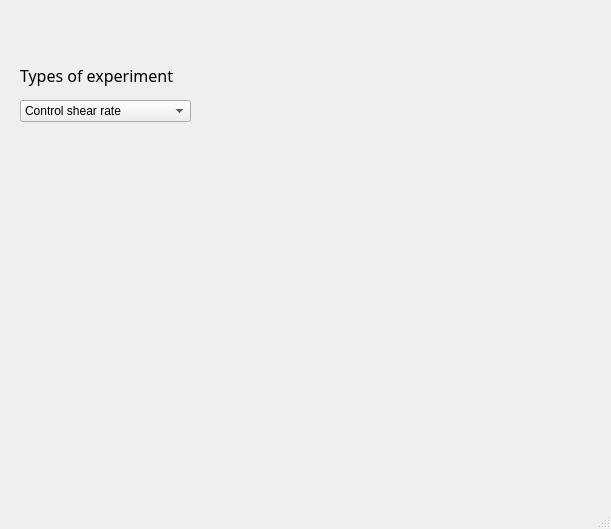
First picture: the form in GUI_SRC_CODE/src/main_window_test.ui, repository thepiperatthegates/MIR_SRC_CODE, before the edit.
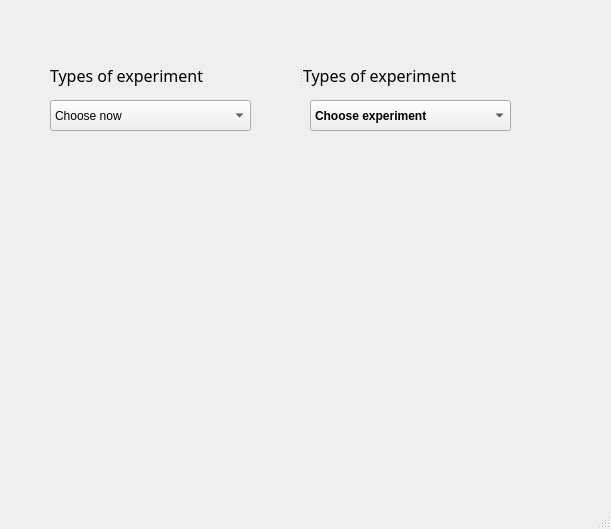
Second picture: the form after the edit.

```diff
--- a/GUI_SRC_CODE/src/main_window_test.ui
+++ b/GUI_SRC_CODE/src/main_window_test.ui
@@ -14,34 +14,26 @@
    <string>MainWindow</string>
   </property>
   <widget class="QWidget" name="centralwidget">
-   <widget class="QLabel" name="label">
+   <widget class="QComboBox" name="choose_experiment_comboBox">
     <property name="geometry">
      <rect>
-      <x>20</x>
-      <y>60</y>
-      <width>191</width>
+      <x>310</x>
+      <y>100</y>
+      <width>201</width>
       <height>31</height>
      </rect>
     </property>
     <property name="font">
      <font>
-      <family>CMU Serif</family>
-      <pointsize>12</pointsize>
+      <weight>75</weight>
+      <bold>true</bold>
      </font>
     </property>
-    <property name="text">
-     <string>Types of experiment </string>
-    </property>
-   </widget>
-   <widget class="QComboBox" name="choose_experiment_comboBox">
-    <property name="geometry">
-     <rect>
-      <x>20</x>
-      <y>100</y>
-      <width>171</width>
-      <height>22</height>
-     </rect>
-    </property>
+    <item>
+     <property name="text">
+      <string>Choose experiment</string>
+     </property>
+    </item>
     <item>
      <property name="text">
       <string>Control shear rate</string>
@@ -63,6 +55,66 @@
      </property>
     </item>
    </widget>
+   <widget class="QComboBox" name="choose_electronic_comboBox">
+    <property name="geometry">
+     <rect>
+      <x>50</x>
+      <y>100</y>
+      <width>201</width>
+      <height>31</height>
+     </rect>
+    </property>
+    <item>
+     <property name="text">
+      <string>Choose now</string>
+     </property>
+    </item>
+    <item>
+     <property name="text">
+      <string>Electronic 1</string>
+     </property>
+    </item>
+    <item>
+     <property name="text">
+      <string>Electronic 2</string>
+     </property>
+    </item>
+   </widget>
+   <widget class="QSplitter" name="splitter">
+    <property name="geometry">
+     <rect>
+      <x>50</x>
+      <y>60</y>
+      <width>501</width>
+      <height>31</height>
+     </rect>
+    </property>
+    <property name="orientation">
+     <enum>Qt::Horizontal</enum>
+    </property>
+    <widget class="QLabel" name="label_choose_electronic">
+     <property name="font">
+      <font>
+       <family>CMU Serif</family>
+       <pointsize>12</pointsize>
+      </font>
+     </property>
+     <property name="text">
+      <string>Types of experiment </string>
+     </property>
+    </widget>
+    <widget class="QLabel" name="label_choose_experiment">
+     <property name="font">
+      <font>
+       <family>CMU Serif</family>
+       <pointsize>12</pointsize>
+      </font>
+     </property>
+     <property name="text">
+      <string>Types of experiment </string>
+     </property>
+    </widget>
+   </widget>
   </widget>
   <widget class="QMenuBar" name="menubar">
    <property name="geometry">
```
Left out of the diff: 2 changed lines with no effect on the pictures.
